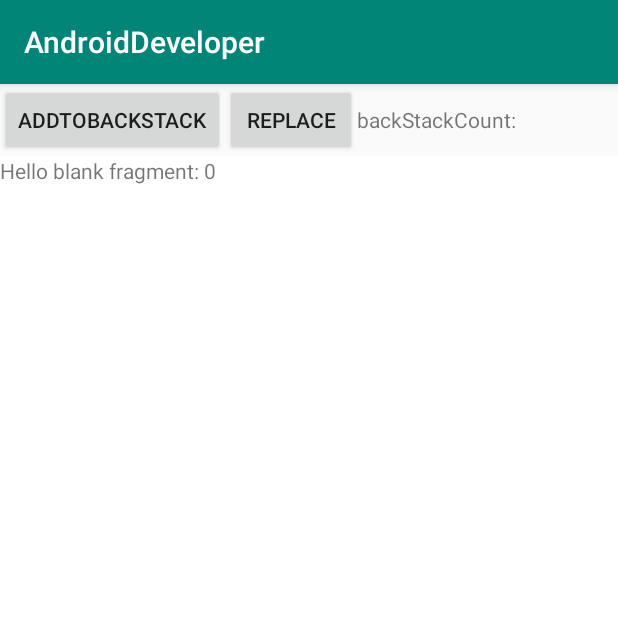
After one commit to sarang628/Android, an Android app: the fragment BlankFragment placed in its activity, on a phone screen of 412 x 824 dp, the top half of it. The commit adds this screen. Run offline under Robolectric (Android 15) with nearby library versions, the phone set to English and light mode, and no system bars.

Commit message:
Fragment Update

```diff
--- a/app/build.gradle
+++ b/app/build.gradle
@@ -22,6 +22,7 @@ dependencies {
     implementation fileTree(include: ['*.jar'], dir: 'libs')
     implementation 'com.android.support:appcompat-v7:28.0.0'
     implementation 'com.android.support.constraint:constraint-layout:1.1.3'
+    implementation 'com.android.support:support-v4:28.0.0'
     testImplementation 'junit:junit:4.12'
     androidTestImplementation 'com.android.support.test:runner:1.0.2'
     androidTestImplementation 'com.android.support.test.espresso:espresso-core:3.0.2'
--- a/app/src/main/AndroidManifest.xml
+++ b/app/src/main/AndroidManifest.xml
@@ -10,7 +10,8 @@
         android:roundIcon="@mipmap/ic_launcher_round"
         android:supportsRtl="true"
         android:theme="@style/AppTheme">
-        <activity android:name=".activity.Stack1Activity"></activity>
+        <activity android:name=".fragments.MyFragmentActivity"></activity>
+        <activity android:name=".activity.Stack1Activity" />
         <activity android:name=".activity.StackActivity" />
         <activity android:name=".activity.ContextSampleActivity" />
         <activity android:name=".activity.ActivitySample0" />
--- /dev/null
+++ b/app/src/main/java/com/sarang/androiddeveloper/fragments/BlankFragment.java
@@ -0,0 +1,124 @@
+package com.sarang.androiddeveloper.fragments;
+
+import android.content.Context;
+import android.net.Uri;
+import android.os.Bundle;
+import android.support.annotation.NonNull;
+import android.support.annotation.Nullable;
+import android.support.v4.app.Fragment;
+import android.view.LayoutInflater;
+import android.view.View;
+import android.view.ViewGroup;
+import android.widget.TextView;
+
+import com.sarang.androiddeveloper.R;
+
+import org.w3c.dom.Text;
+
+/**
+ A simple {@link Fragment} subclass.
+ Activities that contain this fragment must implement the
+ {@link BlankFragment.OnFragmentInteractionListener} interface
+ to handle interaction events.
+ Use the {@link BlankFragment#newInstance} factory method to
+ create an instance of this fragment.
+ */
+public class BlankFragment extends Fragment {
+    // TODO: Rename parameter arguments, choose names that match
+    // the fragment initialization parameters, e.g. ARG_ITEM_NUMBER
+    private static final String ARG_PARAM1 = "param1";
+    private static final String ARG_PARAM2 = "param2";
+
+    public static int createCount = 0;
+    public final int count = createCount++;
+
+    // TODO: Rename and change types of parameters
+    private String mParam1;
+    private String mParam2;
+
+    private OnFragmentInteractionListener mListener;
+
+    public BlankFragment() {
+        // Required empty public constructor
+    }
+
+    /**
+     Use this factory method to create a new instance of
+     this fragment using the provided parameters.
+
+     @param param1 Parameter 1.
+     @param param2 Parameter 2.
+     @return A new instance of fragment BlankFragment.
+     */
+    // TODO: Rename and change types and number of parameters
+    public static BlankFragment newInstance(String param1, String param2) {
+        BlankFragment fragment = new BlankFragment();
+        Bundle args = new Bundle();
+        args.putString(ARG_PARAM1, param1);
+        args.putString(ARG_PARAM2, param2);
+        fragment.setArguments(args);
+        return fragment;
+    }
+
+    @Override
+    public void onCreate(Bundle savedInstanceState) {
+        super.onCreate(savedInstanceState);
+        if (getArguments() != null) {
+            mParam1 = getArguments().getString(ARG_PARAM1);
+            mParam2 = getArguments().getString(ARG_PARAM2);
+        }
+    }
+
+    @Override
+    public View onCreateView(LayoutInflater inflater, ViewGroup container,
+                             Bundle savedInstanceState) {
+        // Inflate the layout for this fragment
+        return inflater.inflate(R.layout.fragment_blank, container, false);
+    }
+
+    @Override
+    public void onViewCreated(@NonNull View view, @Nullable Bundle savedInstanceState) {
+        super.onViewCreated(view, savedInstanceState);
+        ((TextView) view.findViewById(R.id.tv)).append(": " + count);
+    }
+
+    // TODO: Rename method, update argument and hook method into UI event
+    public void onButtonPressed(Uri uri) {
+        if (mListener != null) {
+            mListener.onFragmentInteraction(uri);
+        }
+    }
+
+    @Override
+    public void onAttach(Context context) {
+        super.onAttach(context);
+        if (context instanceof OnFragmentInteractionListener) {
+            mListener = (OnFragmentInteractionListener) context;
+        }
+        else {
+            throw new RuntimeException(context.toString()
+                    + " must implement OnFragmentInteractionListener");
+        }
+    }
+
+    @Override
+    public void onDetach() {
+        super.onDetach();
+        mListener = null;
+    }
+
+    /**
+     This interface must be implemented by activities that contain this
+     fragment to allow an interaction in this fragment to be communicated
+     to the activity and potentially other fragments contained in that
+     activity.
+     <p>
+     See the Android Training lesson <a href=
+     "http://developer.android.com/training/basics/fragments/communicating.html"
+     >Communicating with Other Fragments</a> for more information.
+     */
+    public interface OnFragmentInteractionListener {
+        // TODO: Update argument type and name
+        void onFragmentInteraction(Uri uri);
+    }
+}
--- /dev/null
+++ b/app/src/main/res/layout/activity_my_fragment.xml
@@ -0,0 +1,63 @@
+<?xml version="1.0" encoding="utf-8"?>
+<LinearLayout xmlns:android="http://schemas.android.com/apk/res/android"
+    xmlns:app="http://schemas.android.com/apk/res-auto"
+    xmlns:tools="http://schemas.android.com/tools"
+    android:layout_width="match_parent"
+
+    android:layout_height="match_parent"
+    android:orientation="vertical"
+    tools:context=".fragments.MyFragmentActivity">
+
+    <LinearLayout
+        android:layout_width="match_parent"
+        android:layout_height="wrap_content"
+        android:orientation="vertical">
+
+        <LinearLayout
+            android:layout_width="match_parent"
+            android:layout_height="wrap_content">
+
+            <Button
+                android:layout_width="wrap_content"
+                android:layout_height="wrap_content"
+                android:onClick="addToBackStack"
+                android:text="addToBackStack" />
+
+            <Button
+                android:layout_width="wrap_content"
+                android:layout_height="wrap_content"
+                android:onClick="replace"
+                android:text="replace" />
+
+            <TextView
+                android:layout_width="wrap_content"
+                android:layout_height="wrap_content"
+                android:text="backStackCount:" />
+
+            <TextView
+                android:id="@+id/backStackCount"
+                android:layout_width="wrap_content"
+                android:layout_height="wrap_content"
+                android:text="" />
+
+        </LinearLayout>
+
+        <HorizontalScrollView
+            android:layout_width="match_parent"
+            android:layout_height="wrap_content">
+
+            <LinearLayout
+                android:id="@+id/fragmentButtonLayout"
+                android:layout_width="match_parent"
+                android:layout_height="wrap_content">
+
+            </LinearLayout>
+        </HorizontalScrollView>
+    </LinearLayout>
+
+    <FrameLayout
+        android:id="@+id/container"
+        android:layout_width="match_parent"
+        android:layout_height="match_parent"></FrameLayout>
+
+</LinearLayout>
--- /dev/null
+++ b/app/src/main/res/layout/fragment_blank.xml
@@ -0,0 +1,16 @@
+<?xml version="1.0" encoding="utf-8"?>
+<FrameLayout xmlns:android="http://schemas.android.com/apk/res/android"
+    xmlns:tools="http://schemas.android.com/tools"
+    android:layout_width="match_parent"
+    android:layout_height="match_parent"
+    android:background="#FFFFFF"
+    tools:context=".fragments.BlankFragment">
+
+    <!-- TODO: Update blank fragment layout -->
+    <TextView
+        android:id="@+id/tv"
+        android:layout_width="match_parent"
+        android:layout_height="match_parent"
+        android:text="@string/hello_blank_fragment" />
+
+</FrameLayout>
--- a/app/src/main/res/values/strings.xml
+++ b/app/src/main/res/values/strings.xml
@@ -21,5 +21,8 @@
         <item>FLAG_ACTIVITY_MATCH_EXTERNAL</item>
     </array>
 
+    <!-- TODO: Remove or change this placeholder text -->
+    <string name="hello_blank_fragment">Hello blank fragment</string>
+
 
 </resources>
```
Also changed, not shown: app/src/main/java/com/sarang/androiddeveloper/MainActivity.java (+10 -0 lines), app/src/main/java/com/sarang/androiddeveloper/fragments/MyFragmentActivity.java (added, +83 -0 lines), app/src/main/res/layout/activity_main.xml (+19 -10 lines), 2 other files.
